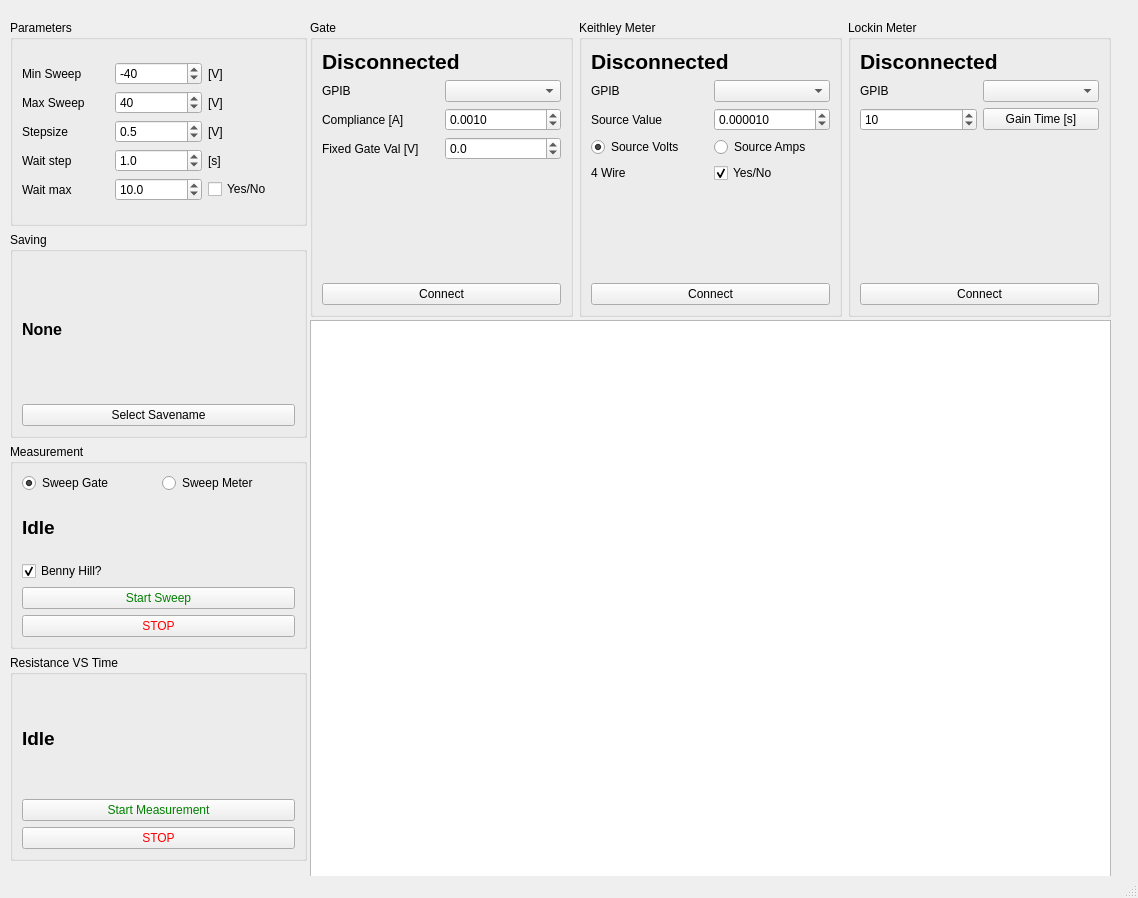
Above: Sweeps_gui.ui from FalconTube/lab_software before the change. Below: the same form after it.
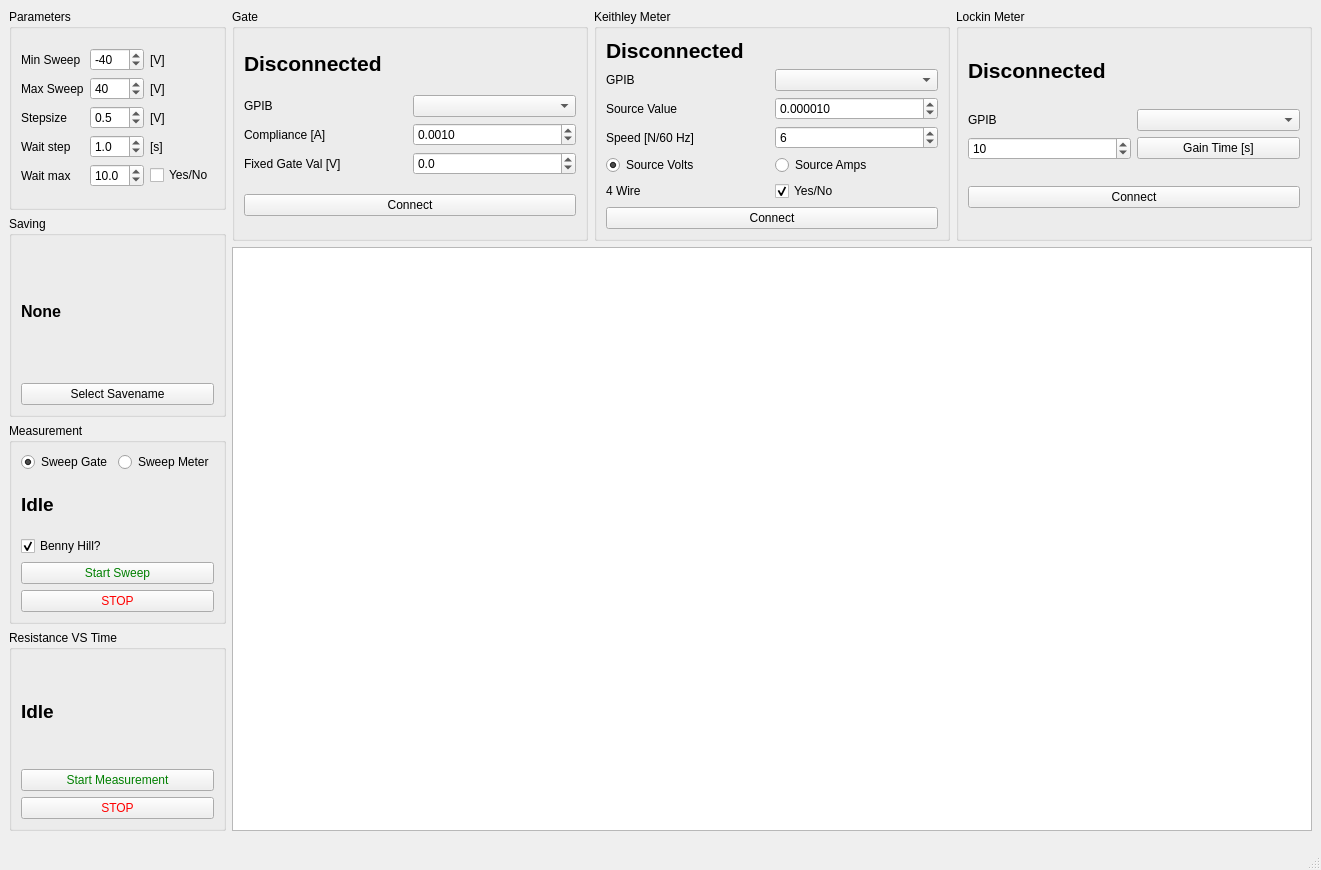
That is the form after the change. Custom widgets are drawn as their Qt base class.

Commit message: Implemented Meter Speed and made Sweeps GUI responsive

The edit to the form file:
```diff
--- a/Sweeps_gui.ui
+++ b/Sweeps_gui.ui
@@ -6,27 +6,354 @@
    <rect>
     <x>0</x>
     <y>0</y>
-    <width>1138</width>
-    <height>898</height>
+    <width>1321</width>
+    <height>870</height>
    </rect>
   </property>
   <property name="windowTitle">
    <string>MainWindow</string>
   </property>
   <widget class="QWidget" name="centralwidget">
-   <widget class="QWidget" name="verticalLayoutWidget">
-    <property name="geometry">
-     <rect>
-      <x>10</x>
-      <y>20</y>
-      <width>297</width>
-      <height>861</height>
-     </rect>
-    </property>
-    <layout class="QVBoxLayout" name="verticalLayout">
-     <property name="bottomMargin">
+   <property name="enabled">
+    <bool>true</bool>
+   </property>
+   <property name="sizePolicy">
+    <sizepolicy hsizetype="Preferred" vsizetype="Preferred">
+     <horstretch>0</horstretch>
+     <verstretch>0</verstretch>
+    </sizepolicy>
+   </property>
+   <property name="maximumSize">
+    <size>
+     <width>16777215</width>
+     <height>840</height>
+    </size>
+   </property>
+   <property name="accessibleName">
+    <string/>
+   </property>
+   <property name="layoutDirection">
+    <enum>Qt::LeftToRight</enum>
+   </property>
+   <layout class="QGridLayout" name="gridLayout_8">
+    <item row="0" column="1">
+     <layout class="QHBoxLayout" name="horizontalLayout_2">
+      <property name="spacing">
+       <number>6</number>
+      </property>
+      <property name="rightMargin">
+       <number>0</number>
+      </property>
+      <item>
+       <widget class="QGroupBox" name="groupBox_6">
+        <property name="title">
+         <string>Gate</string>
+        </property>
+        <layout class="QGridLayout" name="gridLayout_3">
+         <item row="2" column="0">
+          <layout class="QGridLayout" name="gridLayout_4">
+           <item row="1" column="1">
+            <widget class="QComboBox" name="GatePortBox">
+             <property name="currentText">
+              <string/>
+             </property>
+             <property name="currentIndex">
+              <number>-1</number>
+             </property>
+            </widget>
+           </item>
+           <item row="2" column="1">
+            <widget class="QDoubleSpinBox" name="GateComplianceBox">
+             <property name="decimals">
+              <number>4</number>
+             </property>
+             <property name="singleStep">
+              <double>0.000100000000000</double>
+             </property>
+             <property name="value">
+              <double>0.001000000000000</double>
+             </property>
+            </widget>
+           </item>
+           <item row="1" column="0">
+            <widget class="QLabel" name="label_6">
+             <property name="text">
+              <string>GPIB</string>
+             </property>
+            </widget>
+           </item>
+           <item row="2" column="0">
+            <widget class="QLabel" name="label_12">
+             <property name="text">
+              <string>Compliance [A]</string>
+             </property>
+            </widget>
+           </item>
+           <item row="3" column="0">
+            <widget class="QLabel" name="label_16">
+             <property name="text">
+              <string>Fixed Gate Val [V]</string>
+             </property>
+            </widget>
+           </item>
+           <item row="3" column="1">
+            <widget class="QDoubleSpinBox" name="FixedGateBox">
+             <property name="decimals">
+              <number>1</number>
+             </property>
+             <property name="minimum">
+              <double>-200.000000000000000</double>
+             </property>
+             <property name="maximum">
+              <double>200.000000000000000</double>
+             </property>
+             <property name="singleStep">
+              <double>1.000000000000000</double>
+             </property>
+             <property name="value">
+              <double>0.000000000000000</double>
+             </property>
+            </widget>
+           </item>
+          </layout>
+         </item>
+         <item row="0" column="0">
+          <widget class="QLabel" name="GateLabel">
+           <property name="sizePolicy">
+            <sizepolicy hsizetype="Preferred" vsizetype="Fixed">
+             <horstretch>0</horstretch>
+             <verstretch>0</verstretch>
+            </sizepolicy>
+           </property>
+           <property name="font">
+            <font>
+             <pointsize>16</pointsize>
+             <weight>75</weight>
+             <bold>true</bold>
+            </font>
+           </property>
+           <property name="text">
+            <string>Disconnected</string>
+           </property>
+          </widget>
+         </item>
+         <item row="4" column="0">
+          <widget class="QPushButton" name="GateConnectButton">
+           <property name="text">
+            <string>Connect</string>
+           </property>
+          </widget>
+         </item>
+        </layout>
+       </widget>
+      </item>
+      <item>
+       <widget class="QGroupBox" name="groupBox_4">
+        <property name="title">
+         <string>Keithley Meter</string>
+        </property>
+        <layout class="QGridLayout" name="gridLayout_6">
+         <item row="2" column="0">
+          <widget class="QPushButton" name="KMeterConnectButton">
+           <property name="text">
+            <string>Connect</string>
+           </property>
+          </widget>
+         </item>
+         <item row="1" column="0">
+          <layout class="QGridLayout" name="gridLayout_5">
+           <item row="4" column="0">
+            <widget class="QLabel" name="label_10">
+             <property name="text">
+              <string>4 Wire</string>
+             </property>
+            </widget>
+           </item>
+           <item row="0" column="1">
+            <widget class="QComboBox" name="KMeterPortBox"/>
+           </item>
+           <item row="1" column="0">
+            <widget class="QLabel" name="label_11">
+             <property name="text">
+              <string>Source Value</string>
+             </property>
+            </widget>
+           </item>
+           <item row="3" column="0">
+            <widget class="QRadioButton" name="SourceVoltsRadio">
+             <property name="text">
+              <string>Source Volts</string>
+             </property>
+             <property name="checked">
+              <bool>true</bool>
+             </property>
+            </widget>
+           </item>
+           <item row="3" column="1">
+            <widget class="QRadioButton" name="SourceAmpsRadio">
+             <property name="text">
+              <string>Source Amps</string>
+             </property>
+            </widget>
+           </item>
+           <item row="0" column="0">
+            <widget class="QLabel" name="label_8">
+             <property name="text">
+              <string>GPIB</string>
+             </property>
+            </widget>
+           </item>
+           <item row="1" column="1">
+            <widget class="QDoubleSpinBox" name="SourceValBox">
+             <property name="decimals">
+              <number>6</number>
+             </property>
+             <property name="singleStep">
+              <double>0.000001000000000</double>
+             </property>
+             <property name="value">
+              <double>0.000010000000000</double>
+             </property>
+            </widget>
+           </item>
+           <item row="4" column="1">
+            <widget class="QCheckBox" name="WireCheckBox">
+             <property name="text">
+              <string>Yes/No</string>
+             </property>
+             <property name="checked">
+              <bool>true</bool>
+             </property>
+            </widget>
+           </item>
+           <item row="2" column="0">
+            <widget class="QLabel" name="label_17">
+             <property name="text">
+              <string>Speed [N/60 Hz]</string>
+             </property>
+            </widget>
+           </item>
+           <item row="2" column="1">
+            <widget class="QSpinBox" name="SpeedBox">
+             <property name="maximum">
       <number>20</number>
      </property>
+             <property name="value">
+              <number>6</number>
+             </property>
+            </widget>
+           </item>
+          </layout>
+         </item>
+         <item row="0" column="0">
+          <widget class="QLabel" name="KMeterLabel">
+           <property name="sizePolicy">
+            <sizepolicy hsizetype="Preferred" vsizetype="Fixed">
+             <horstretch>0</horstretch>
+             <verstretch>0</verstretch>
+            </sizepolicy>
+           </property>
+           <property name="font">
+            <font>
+             <pointsize>16</pointsize>
+             <weight>75</weight>
+             <bold>true</bold>
+            </font>
+           </property>
+           <property name="text">
+            <string>Disconnected</string>
+           </property>
+          </widget>
+         </item>
+        </layout>
+       </widget>
+      </item>
+      <item>
+       <widget class="QGroupBox" name="groupBox_5">
+        <property name="title">
+         <string>Lockin Meter</string>
+        </property>
+        <layout class="QVBoxLayout" name="verticalLayout_11">
+         <item>
+          <widget class="QLabel" name="LMeterLabel">
+           <property name="sizePolicy">
+            <sizepolicy hsizetype="Preferred" vsizetype="Fixed">
+             <horstretch>0</horstretch>
+             <verstretch>0</verstretch>
+            </sizepolicy>
+           </property>
+           <property name="font">
+            <font>
+             <pointsize>16</pointsize>
+             <weight>75</weight>
+             <bold>true</bold>
+            </font>
+           </property>
+           <property name="text">
+            <string>Disconnected</string>
+           </property>
+          </widget>
+         </item>
+         <item>
+          <layout class="QGridLayout" name="gridLayout_7">
+           <item row="0" column="2">
+            <widget class="QComboBox" name="LMeterPortBox"/>
+           </item>
+           <item row="0" column="0">
+            <widget class="QLabel" name="label_9">
+             <property name="text">
+              <string>GPIB</string>
+             </property>
+            </widget>
+           </item>
+           <item row="1" column="0">
+            <widget class="QDoubleSpinBox" name="GainTimeBox">
+             <property name="decimals">
+              <number>0</number>
+             </property>
+             <property name="maximum">
+              <double>1000.000000000000000</double>
+             </property>
+             <property name="singleStep">
+              <double>0.000001000000000</double>
+             </property>
+             <property name="value">
+              <double>10.000000000000000</double>
+             </property>
+            </widget>
+           </item>
+           <item row="1" column="2">
+            <widget class="QPushButton" name="AutoGainButton">
+             <property name="text">
+              <string>Gain Time [s]</string>
+             </property>
+            </widget>
+           </item>
+          </layout>
+         </item>
+         <item>
+          <widget class="QPushButton" name="LMeterConnectButton">
+           <property name="text">
+            <string>Connect</string>
+           </property>
+          </widget>
+         </item>
+        </layout>
+       </widget>
+      </item>
+     </layout>
+    </item>
+    <item row="1" column="1">
+     <widget class="GraphicsLayoutWidget" name="GSView"/>
+    </item>
+    <item row="0" column="0" rowspan="2">
+     <layout class="QVBoxLayout" name="verticalLayout" stretch="0,0,0,0">
+      <property name="sizeConstraint">
+       <enum>QLayout::SetNoConstraint</enum>
+      </property>
+      <property name="bottomMargin">
+       <number>0</number>
+      </property>
      <item>
       <widget class="QGroupBox" name="groupBox">
        <property name="title">
@@ -356,351 +683,8 @@
       </widget>
      </item>
     </layout>
-   </widget>
-   <widget class="GraphicsLayoutWidget" name="GSView">
-    <property name="geometry">
-     <rect>
-      <x>310</x>
-      <y>320</y>
-      <width>801</width>
-      <height>571</height>
-     </rect>
-    </property>
-   </widget>
-   <widget class="QWidget" name="horizontalLayoutWidget">
-    <property name="geometry">
-     <rect>
-      <x>310</x>
-      <y>20</y>
-      <width>801</width>
-      <height>297</height>
-     </rect>
-    </property>
-    <layout class="QHBoxLayout" name="horizontalLayout_2">
-     <property name="rightMargin">
-      <number>0</number>
-     </property>
-     <item>
-      <widget class="QGroupBox" name="groupBox_6">
-       <property name="title">
-        <string>Gate</string>
-       </property>
-       <layout class="QGridLayout" name="gridLayout_3">
-        <item row="0" column="0">
-         <widget class="QLabel" name="GateLabel">
-          <property name="sizePolicy">
-           <sizepolicy hsizetype="Preferred" vsizetype="Fixed">
-            <horstretch>0</horstretch>
-            <verstretch>0</verstretch>
-           </sizepolicy>
-          </property>
-          <property name="font">
-           <font>
-            <pointsize>16</pointsize>
-            <weight>75</weight>
-            <bold>true</bold>
-           </font>
-          </property>
-          <property name="text">
-           <string>Disconnected</string>
-          </property>
-         </widget>
-        </item>
-        <item row="5" column="0">
-         <widget class="QPushButton" name="GateConnectButton">
-          <property name="text">
-           <string>Connect</string>
-          </property>
-         </widget>
-        </item>
-        <item row="2" column="0">
-         <layout class="QGridLayout" name="gridLayout_4">
-          <item row="1" column="1">
-           <widget class="QComboBox" name="GatePortBox">
-            <property name="currentText">
-             <string/>
-            </property>
-            <property name="currentIndex">
-             <number>-1</number>
-            </property>
-           </widget>
-          </item>
-          <item row="2" column="1">
-           <widget class="QDoubleSpinBox" name="GateComplianceBox">
-            <property name="decimals">
-             <number>4</number>
-            </property>
-            <property name="singleStep">
-             <double>0.000100000000000</double>
-            </property>
-            <property name="value">
-             <double>0.001000000000000</double>
-            </property>
-           </widget>
-          </item>
-          <item row="1" column="0">
-           <widget class="QLabel" name="label_6">
-            <property name="text">
-             <string>GPIB</string>
-            </property>
-           </widget>
-          </item>
-          <item row="2" column="0">
-           <widget class="QLabel" name="label_12">
-            <property name="text">
-             <string>Compliance [A]</string>
-            </property>
-           </widget>
-          </item>
-          <item row="3" column="0">
-           <widget class="QLabel" name="label_16">
-            <property name="text">
-             <string>Fixed Gate Val [V]</string>
-            </property>
-           </widget>
-          </item>
-          <item row="3" column="1">
-           <widget class="QDoubleSpinBox" name="FixedGateBox">
-            <property name="decimals">
-             <number>1</number>
-            </property>
-            <property name="minimum">
-             <double>-200.000000000000000</double>
-            </property>
-            <property name="maximum">
-             <double>200.000000000000000</double>
-            </property>
-            <property name="singleStep">
-             <double>1.000000000000000</double>
-            </property>
-            <property name="value">
-             <double>0.000000000000000</double>
-            </property>
-           </widget>
-          </item>
-         </layout>
-        </item>
-        <item row="4" column="0">
-         <spacer name="verticalSpacer_2">
-          <property name="orientation">
-           <enum>Qt::Vertical</enum>
-          </property>
-          <property name="sizeHint" stdset="0">
-           <size>
-            <width>20</width>
-            <height>40</height>
-           </size>
-          </property>
-         </spacer>
-        </item>
-       </layout>
-      </widget>
-     </item>
-     <item>
-      <widget class="QGroupBox" name="groupBox_4">
-       <property name="title">
-        <string>Keithley Meter</string>
-       </property>
-       <layout class="QGridLayout" name="gridLayout_6">
-        <item row="1" column="0">
-         <layout class="QGridLayout" name="gridLayout_5">
-          <item row="1" column="0">
-           <widget class="QLabel" name="label_11">
-            <property name="text">
-             <string>Source Value</string>
-            </property>
-           </widget>
-          </item>
-          <item row="0" column="1">
-           <widget class="QComboBox" name="KMeterPortBox"/>
-          </item>
-          <item row="1" column="1">
-           <widget class="QDoubleSpinBox" name="SourceValBox">
-            <property name="decimals">
-             <number>6</number>
-            </property>
-            <property name="singleStep">
-             <double>0.000001000000000</double>
-            </property>
-            <property name="value">
-             <double>0.000010000000000</double>
-            </property>
-           </widget>
-          </item>
-          <item row="0" column="0">
-           <widget class="QLabel" name="label_8">
-            <property name="text">
-             <string>GPIB</string>
-            </property>
-           </widget>
-          </item>
-          <item row="3" column="1">
-           <widget class="QCheckBox" name="WireCheckBox">
-            <property name="text">
-             <string>Yes/No</string>
-            </property>
-            <property name="checked">
-             <bool>true</bool>
-            </property>
-           </widget>
-          </item>
-          <item row="3" column="0">
-           <widget class="QLabel" name="label_10">
-            <property name="text">
-             <string>4 Wire</string>
-            </property>
-           </widget>
-          </item>
-          <item row="2" column="0">
-           <widget class="QRadioButton" name="SourceVoltsRadio">
-            <property name="text">
-             <string>Source Volts</string>
-            </property>
-            <property name="checked">
-             <bool>true</bool>
-            </property>
-           </widget>
-          </item>
-          <item row="2" column="1">
-           <widget class="QRadioButton" name="SourceAmpsRadio">
-            <property name="text">
-             <string>Source Amps</string>
-            </property>
-           </widget>
-          </item>
-         </layout>
-        </item>
-        <item row="0" column="0">
-         <widget class="QLabel" name="KMeterLabel">
-          <property name="sizePolicy">
-           <sizepolicy hsizetype="Preferred" vsizetype="Fixed">
-            <horstretch>0</horstretch>
-            <verstretch>0</verstretch>
-           </sizepolicy>
-          </property>
-          <property name="font">
-           <font>
-            <pointsize>16</pointsize>
-            <weight>75</weight>
-            <bold>true</bold>
-           </font>
-          </property>
-          <property name="text">
-           <string>Disconnected</string>
-          </property>
-         </widget>
-        </item>
-        <item row="3" column="0">
-         <widget class="QPushButton" name="KMeterConnectButton">
-          <property name="text">
-           <string>Connect</string>
-          </property>
-         </widget>
-        </item>
-        <item row="2" column="0">
-         <spacer name="verticalSpacer_3">
-          <property name="orientation">
-           <enum>Qt::Vertical</enum>
-          </property>
-          <property name="sizeHint" stdset="0">
-           <size>
-            <width>20</width>
-            <height>40</height>
-           </size>
-          </property>
-         </spacer>
-        </item>
-       </layout>
-      </widget>
-     </item>
-     <item>
-      <widget class="QGroupBox" name="groupBox_5">
-       <property name="title">
-        <string>Lockin Meter</string>
-       </property>
-       <layout class="QVBoxLayout" name="verticalLayout_11">
-        <item>
-         <widget class="QLabel" name="LMeterLabel">
-          <property name="sizePolicy">
-           <sizepolicy hsizetype="Preferred" vsizetype="Fixed">
-            <horstretch>0</horstretch>
-            <verstretch>0</verstretch>
-           </sizepolicy>
-          </property>
-          <property name="font">
-           <font>
-            <pointsize>16</pointsize>
-            <weight>75</weight>
-            <bold>true</bold>
-           </font>
-          </property>
-          <property name="text">
-           <string>Disconnected</string>
-          </property>
-         </widget>
-        </item>
-        <item>
-         <layout class="QGridLayout" name="gridLayout_7">
-          <item row="0" column="2">
-           <widget class="QComboBox" name="LMeterPortBox"/>
-          </item>
-          <item row="0" column="0">
-           <widget class="QLabel" name="label_9">
-            <property name="text">
-             <string>GPIB</string>
-            </property>
-           </widget>
-          </item>
-          <item row="1" column="0">
-           <widget class="QDoubleSpinBox" name="GainTimeBox">
-            <property name="decimals">
-             <number>0</number>
-            </property>
-            <property name="maximum">
-             <double>1000.000000000000000</double>
-            </property>
-            <property name="singleStep">
-             <double>0.000001000000000</double>
-            </property>
-            <property name="value">
-             <double>10.000000000000000</double>
-            </property>
-           </widget>
-          </item>
-          <item row="1" column="2">
-           <widget class="QPushButton" name="AutoGainButton">
-            <property name="text">
-             <string>Gain Time [s]</string>
-            </property>
-           </widget>
-          </item>
-         </layout>
-        </item>
-        <item>
-         <spacer name="verticalSpacer">
-          <property name="orientation">
-           <enum>Qt::Vertical</enum>
-          </property>
-          <property name="sizeHint" stdset="0">
-           <size>
-            <width>20</width>
-            <height>40</height>
-           </size>
-          </property>
-         </spacer>
-        </item>
-        <item>
-         <widget class="QPushButton" name="LMeterConnectButton">
-          <property name="text">
-           <string>Connect</string>
-          </property>
-         </widget>
-        </item>
-       </layout>
-      </widget>
-     </item>
-    </layout>
-   </widget>
+    </item>
+   </layout>
   </widget>
   <widget class="QMenuBar" name="menubar">
    <property name="geometry">
```
Left out of the diff: 7 changed lines with no effect on the pictures. Lines whose indentation alone changed are shown as unchanged. The commit also changes 2 other files.
